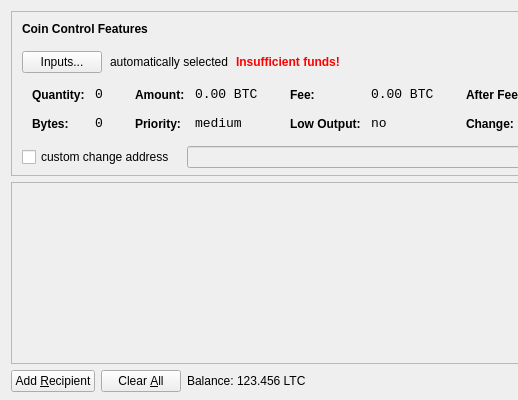
Old version of the form src/qt/forms/sendcoinsdialog.ui in the repository dogecoin/dogecoin; both pictures show x 0 to 518 and y 0 to 400 of the 850 by 400 pixel window.
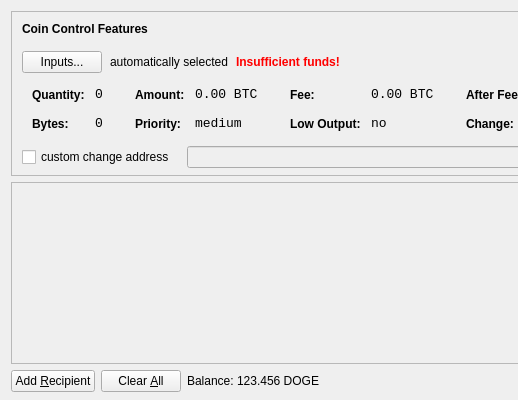
New version of the form. Icons and pictures are not drawn.

```diff
--- a/src/qt/forms/sendcoinsdialog.ui
+++ b/src/qt/forms/sendcoinsdialog.ui
@@ -720,7 +720,7 @@
           <cursorShape>IBeamCursor</cursorShape>
          </property>
          <property name="text">
-          <string>123.456 LTC</string>
+          <string>123.456 DOGE</string>
          </property>
          <property name="textInteractionFlags">
           <set>Qt::LinksAccessibleByMouse|Qt::TextSelectableByKeyboard|Qt::TextSelectableByMouse</set>
```
